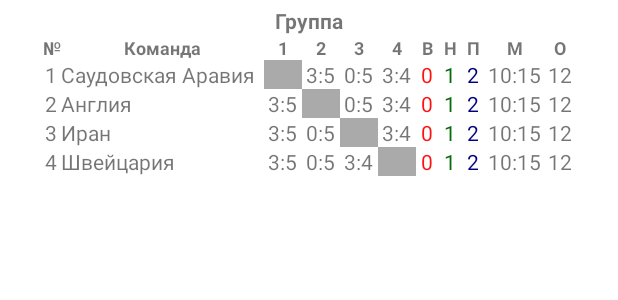
After one commit to YurijM/tote-test-coroutines, an Android app: the layout item_group_games.xml on its own in the app's theme, with its tools: preview values and no code run, on a phone screen of 412 x 824 dp. The commit adds this screen. Shown: the top 300 px of the screen. Run offline under Robolectric (Android 15) with nearby library versions, the phone set to English and light mode, and no system bars.

Commit message:
Разработка шаблона группового турнира

```diff
--- a/app/src/main/java/com/example/tote_test/models/GameModel.kt
+++ b/app/src/main/java/com/example/tote_test/models/GameModel.kt
@@ -8,9 +8,9 @@ data class GameModel(
     var team1: String = "",
     var team2: String = "",
     var start: String = "",
-    var goal1: Int? = null,
-    var goal2: Int? = null,
-    var addGoal1: Int? = null,
-    var addGoal2: Int? = null,
+    var goal1: String = "",
+    var goal2: String = "",
+    var addGoal1: String = "",
+    var addGoal2: String = "",
     val penalty: String = "",
 ) : Serializable
--- a/app/src/main/java/com/example/tote_test/ui/profile/ProfileFragment.kt
+++ b/app/src/main/java/com/example/tote_test/ui/profile/ProfileFragment.kt
@@ -174,7 +174,7 @@ class ProfileFragment : Fragment() {
     private fun observeProfile() = viewModel.profile.observe(viewLifecycleOwner) {
         binding.profileEmail.text = it.email
         binding.profileStake.text = getString(R.string.stake, it.stake)
-        binding.profilePoints.text = getString(R.string.points, it.points)
+        binding.profilePoints.text = getString(R.string.gambler_points, it.points)
 
         inputNickname.text = it.nickname
         inputFamily.text = it.family
--- a/app/src/main/res/layout/fragment_profile.xml
+++ b/app/src/main/res/layout/fragment_profile.xml
@@ -46,7 +46,7 @@
                 android:layout_height="wrap_content"
                 android:layout_gravity="center_horizontal"
                 android:textStyle="bold"
-                tools:text="@string/points" />
+                tools:text="@string/gambler_points" />
 
             <ImageView
                 android:id="@+id/profilePhoto"
--- /dev/null
+++ b/app/src/main/res/layout/item_group_games.xml
@@ -0,0 +1,367 @@
+<?xml version="1.0" encoding="utf-8"?>
+<androidx.constraintlayout.widget.ConstraintLayout xmlns:android="http://schemas.android.com/apk/res/android"
+    xmlns:app="http://schemas.android.com/apk/res-auto"
+    xmlns:tools="http://schemas.android.com/tools"
+    android:layout_width="match_parent"
+    android:layout_height="wrap_content"
+    android:padding="@dimen/padding_sm">
+
+    <TextView
+        android:id="@+id/groupGamesGroup"
+        android:layout_width="wrap_content"
+        android:layout_height="wrap_content"
+        android:textStyle="bold"
+        app:layout_constraintEnd_toEndOf="parent"
+        app:layout_constraintStart_toStartOf="parent"
+        app:layout_constraintTop_toTopOf="parent"
+        tools:text="Группа" />
+
+    <GridLayout
+        android:layout_width="wrap_content"
+        android:layout_height="wrap_content"
+        android:layout_marginBottom="@dimen/margin_lg"
+        android:columnCount="11"
+        app:layout_constraintEnd_toEndOf="parent"
+        app:layout_constraintStart_toStartOf="parent"
+        app:layout_constraintTop_toBottomOf="@id/groupGamesGroup">
+
+        <!--Header 1-->
+        <TextView
+            android:layout_gravity="center"
+            android:textSize="@dimen/text_size_sm"
+            android:textStyle="bold"
+            android:text="@string/number" />
+
+        <TextView
+            android:layout_width="135dp"
+            android:gravity="center"
+            android:textStyle="bold"
+            android:textSize="@dimen/text_size_sm"
+            android:text="@string/team" />
+
+        <TextView
+            android:layout_width="25dp"
+            android:gravity="center"
+            android:textStyle="bold"
+            android:textSize="@dimen/text_size_sm"
+            android:text="@string/first" />
+
+        <TextView
+            android:layout_width="25dp"
+            android:gravity="center"
+            android:textStyle="bold"
+            android:textSize="@dimen/text_size_sm"
+            android:text="@string/second" />
+
+        <TextView
+            android:layout_width="25dp"
+            android:gravity="center"
+            android:textStyle="bold"
+            android:textSize="@dimen/text_size_sm"
+            android:text="@string/third" />
+
+        <TextView
+            android:layout_width="25dp"
+            android:gravity="center"
+            android:textStyle="bold"
+            android:textSize="@dimen/text_size_sm"
+            android:text="@string/fourth" />
+
+        <TextView
+            android:layout_width="15dp"
+            android:gravity="center"
+            android:textStyle="bold"
+            android:textSize="@dimen/text_size_sm"
+            android:text="@string/win" />
+
+        <TextView
+            android:layout_width="15dp"
+            android:gravity="center"
+            android:textStyle="bold"
+            android:textSize="@dimen/text_size_sm"
+            android:text="@string/draw" />
+
+        <TextView
+            android:layout_width="15dp"
+            android:gravity="center"
+            android:textStyle="bold"
+            android:textSize="@dimen/text_size_sm"
+            android:text="@string/defeat" />
+
+        <TextView
+            android:layout_width="40dp"
+            android:gravity="center"
+            android:textStyle="bold"
+            android:textSize="@dimen/text_size_sm"
+            android:text="@string/balls" />
+
+        <TextView
+            android:layout_width="20dp"
+            android:gravity="center"
+            android:textStyle="bold"
+            android:textSize="@dimen/text_size_sm"
+            android:text="@string/points" />
+
+        <!--Row 1-->
+        <TextView
+            android:layout_gravity="center"
+            android:layout_marginEnd="1dp"
+            android:text="@string/first" />
+
+        <TextView
+            tools:text="Саудовская Аравия" />
+
+        <TextView
+            android:layout_width="25dp"
+            android:background="@color/light_grey" />
+
+        <TextView
+            android:layout_gravity="center"
+            tools:text="3:5" />
+
+        <TextView
+            android:layout_gravity="center"
+            tools:text="0:5" />
+
+        <TextView
+            android:layout_gravity="center"
+            tools:text="3:4" />
+
+        <TextView
+            android:layout_gravity="center"
+            android:textColor="@color/red"
+            tools:text="0" />
+
+        <TextView
+            android:layout_gravity="center"
+            android:textColor="@color/green"
+            tools:text="1" />
+
+        <TextView
+            android:layout_gravity="center"
+            android:textColor="@color/navy"
+            tools:text="2" />
+
+        <TextView
+            android:layout_gravity="center"
+            tools:text="10:15" />
+
+        <TextView
+            android:layout_gravity="center"
+            tools:text="12" />
+
+        <!--Row 2-->
+        <TextView
+            android:layout_gravity="center"
+            android:layout_marginEnd="1dp"
+            android:text="@string/second" />
+
+        <TextView
+            tools:text="Англия" />
+
+        <TextView
+            android:layout_gravity="center"
+            tools:text="3:5" />
+
+        <TextView
+            android:layout_width="25dp"
+            android:background="@color/light_grey" />
+
+        <TextView
+            android:layout_gravity="center"
+            tools:text="0:5" />
+
+        <TextView
+            android:layout_gravity="center"
+            tools:text="3:4" />
+
+        <TextView
+            android:layout_gravity="center"
+            android:textColor="@color/red"
+            tools:text="0" />
+
+        <TextView
+            android:layout_gravity="center"
+            android:textColor="@color/green"
+            tools:text="1" />
+
+        <TextView
+            android:layout_gravity="center"
+            android:textColor="@color/navy"
+            tools:text="2" />
+
+        <TextView
+            android:layout_gravity="center"
+            tools:text="10:15" />
+
+        <TextView
+            android:layout_gravity="center"
+            tools:text="12" />
+
+        <!--Row 3-->
+        <TextView
+            android:layout_gravity="center"
+            android:layout_marginEnd="1dp"
+            android:text="@string/third" />
+
+        <TextView
+            tools:text="Иран" />
+
+        <TextView
+            android:layout_gravity="center"
+            tools:text="3:5" />
+
+        <TextView
+            android:layout_gravity="center"
+            tools:text="0:5" />
+
+        <TextView
+            android:layout_width="25dp"
+            android:background="@color/light_grey" />
+
+        <TextView
+            android:layout_gravity="center"
+            tools:text="3:4" />
+
+        <TextView
+            android:layout_gravity="center"
+            android:textColor="@color/red"
+            tools:text="0" />
+
+        <TextView
+            android:layout_gravity="center"
+            android:textColor="@color/green"
+            tools:text="1" />
+
+        <TextView
+            android:layout_gravity="center"
+            android:textColor="@color/navy"
+            tools:text="2" />
+
+        <TextView
+            android:layout_gravity="center"
+            tools:text="10:15" />
+
+        <TextView
+            android:layout_gravity="center"
+            tools:text="12" />
+
+        <!--Row 4-->
+        <TextView
+            android:layout_gravity="center"
+            android:layout_marginEnd="1dp"
+            android:text="@string/fourth" />
+
+        <TextView
+            tools:text="Швейцария" />
+
+        <TextView
+            android:layout_gravity="center"
+            tools:text="3:5" />
+
+        <TextView
+            android:layout_gravity="center"
+            tools:text="0:5" />
+
+        <TextView
+            android:layout_gravity="center"
+            tools:text="3:4" />
+
+        <TextView
+            android:layout_width="25dp"
+            android:background="@color/light_grey" />
+
+        <TextView
+            android:layout_gravity="center"
+            android:textColor="@color/red"
+            tools:text="0" />
+
+        <TextView
+            android:layout_gravity="center"
+            android:textColor="@color/green"
+            tools:text="1" />
+
+        <TextView
+            android:layout_gravity="center"
+            android:textColor="@color/navy"
+            tools:text="2" />
+
+        <TextView
+            android:layout_gravity="center"
+            tools:text="10:15" />
+
+        <TextView
+            android:layout_gravity="center"
+            tools:text="12" />
+
+    </GridLayout>
+
+
+
+    <!--<ImageView
+        android:id="@+id/itemRatingGamblerPhoto"
+        android:layout_width="@dimen/rating_size_gambler_photo"
+        android:layout_height="@dimen/rating_size_gambler_photo"
+        android:contentDescription="@string/app_name"
+        app:layout_constraintStart_toStartOf="parent"
+        app:layout_constraintTop_toTopOf="parent"
+        tools:src="@drawable/user" />
+
+    <TextView
+        android:id="@+id/itemRatingGamblerNickname"
+        android:layout_width="wrap_content"
+        android:layout_height="wrap_content"
+        android:layout_marginStart="@dimen/margin_sm"
+        android:textSize="@dimen/text_size_lg"
+        app:layout_constraintBottom_toBottomOf="@id/itemRatingGamblerPhoto"
+        app:layout_constraintStart_toEndOf="@+id/itemRatingGamblerPhoto"
+        app:layout_constraintTop_toTopOf="@id/itemRatingGamblerPhoto"
+        tools:text="@string/nickname" />
+
+    <androidx.constraintlayout.widget.ConstraintLayout
+        android:id="@+id/itemRatingGroupRating"
+        android:layout_width="0dp"
+        android:layout_height="wrap_content"
+        app:layout_constraintEnd_toEndOf="parent"
+        app:layout_constraintStart_toEndOf="@id/itemRatingGamblerNickname"
+        app:layout_constraintTop_toTopOf="@id/itemRatingGamblerPhoto"
+        app:layout_constraintBottom_toBottomOf="@id/itemRatingGamblerPhoto">
+
+        <TextView
+            android:id="@+id/itemRatingPoints"
+            android:layout_width="wrap_content"
+            android:layout_height="wrap_content"
+            android:gravity="center"
+            android:textColor="?attr/color_first_place"
+            android:textSize="@dimen/text_size_lg"
+            android:textStyle="bold"
+            app:layout_constraintBottom_toBottomOf="parent"
+            app:layout_constraintEnd_toStartOf="@id/itemRatingMoveArrow"
+            app:layout_constraintTop_toTopOf="parent"
+            tools:text="101.23" />
+
+        <ImageView
+            android:id="@+id/itemRatingMoveArrow"
+            android:layout_width="34dp"
+            android:layout_height="wrap_content"
+            android:contentDescription="@string/app_name"
+            android:gravity="center"
+            app:layout_constraintBottom_toBottomOf="parent"
+            app:layout_constraintEnd_toStartOf="@id/itemRatingMovePlaces"
+            app:layout_constraintTop_toTopOf="parent"
+            tools:src="@drawable/ic_arrow_down" />
+
+        <TextView
+            android:id="@+id/itemRatingMovePlaces"
+            android:layout_width="19dp"
+            android:layout_height="wrap_content"
+            android:gravity="center"
+            android:textSize="@dimen/text_size"
+            app:layout_constraintBottom_toBottomOf="parent"
+            app:layout_constraintEnd_toEndOf="parent"
+            app:layout_constraintTop_toTopOf="parent"
+            tools:text="22" />
+
+    </androidx.constraintlayout.widget.ConstraintLayout>-->
+
+</androidx.constraintlayout.widget.ConstraintLayout>
--- a/app/src/main/res/values/strings.xml
+++ b/app/src/main/res/values/strings.xml
@@ -11,7 +11,7 @@
     <string name="prognosis">Прогноз</string>
     <string name="games">Игры</string>
     <string name="profile">Профиль</string>
-    <string name="admin_gambler">Админка-Участник</string>
+    <string name="admin_gambler">Участник</string>
 
     <string name="save">Сохранить</string>
 
@@ -44,11 +44,24 @@
     <string name="load_photo">Загрузить фото</string>
     <string name="email">email</string>
     <string name="stake">ставка: %1$dруб.</string>
-    <string name="points">кол-во очков: %1$.2f</string>
+    <string name="gambler_points">кол-во очков: %1$.2f</string>
 
     <string name="stake_empty">ставка</string>
     <string name="active">активен</string>
     <string name="admin">администратор</string>
     <string name="admin_settings_add_games">Добавить расписание игр</string>
     <string name="admin_settings_add_teams">Добавить список сборных</string>
+
+    <string name="number">№</string>
+    <string name="team">Команда</string>
+    <string name="first">1</string>
+    <string name="second">2</string>
+    <string name="third">3</string>
+    <string name="fourth">4</string>
+    <string name="win">В</string>
+    <string name="draw">Н</string>
+    <string name="defeat">П</string>
+    <string name="balls">М</string>
+    <string name="points">О</string>
+
 </resources>
```
